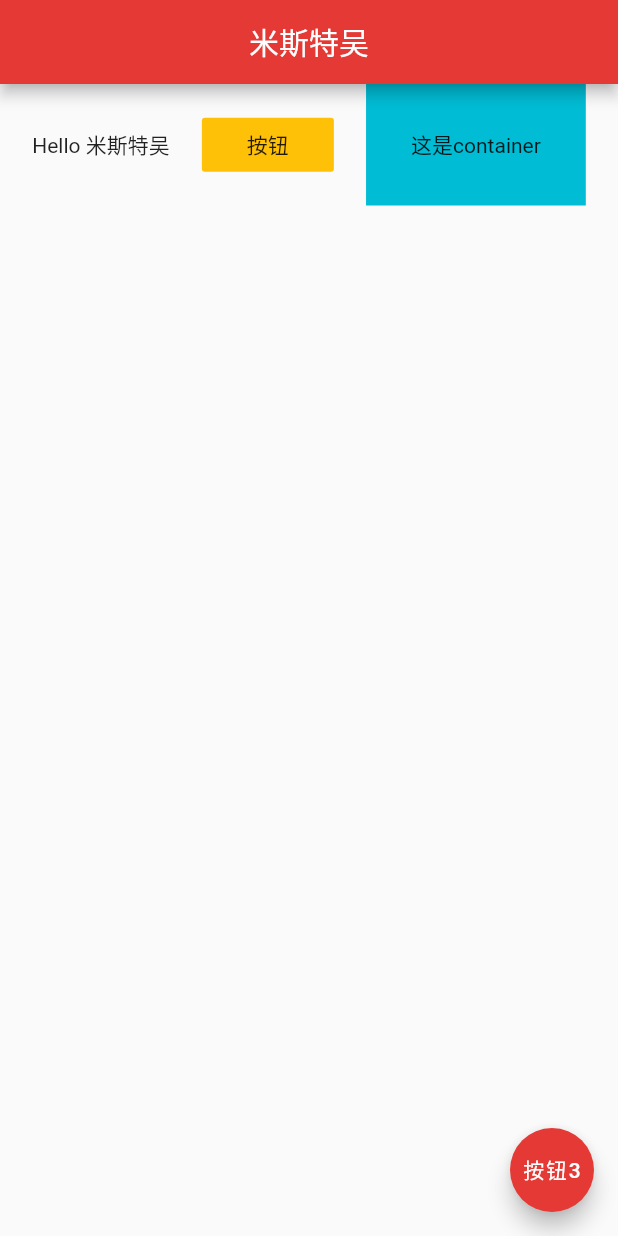
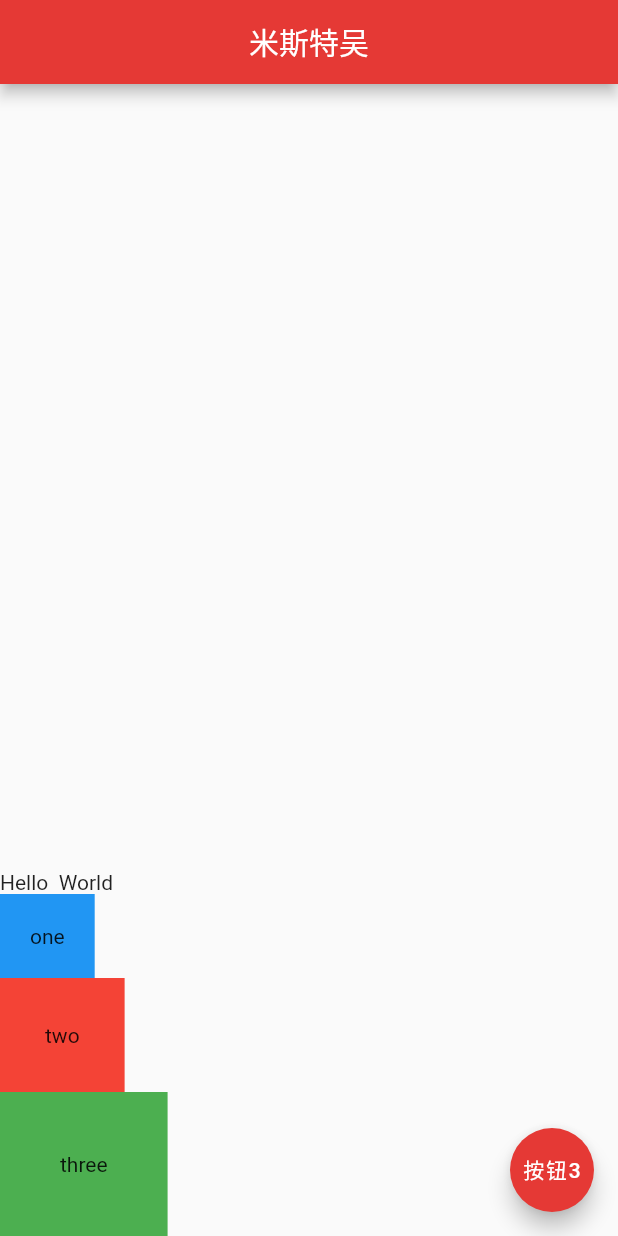
Before and after one commit to hemiahwu/flutter-basic-playlist, a Flutter app: the screen it shows after launch, on a phone screen of 412 x 824 dp. Run offline on Flutter 3.47's test engine with Material 2 defaults, Android fonts, the phone set to English and light mode, and no system bars.

Commit message:
lesson-10

```diff
--- a/lib/main.dart
+++ b/lib/main.dart
@@ -13,21 +13,30 @@ class Home extends StatelessWidget {
         centerTitle: true,
         backgroundColor: Colors.red[600],
       ),
-      body: Row(
-        // 行内摆放: 横向摆放 纵向摆放
-        mainAxisAlignment: MainAxisAlignment.spaceEvenly,
-        crossAxisAlignment: CrossAxisAlignment.center,
+      body: Column(
+        mainAxisAlignment: MainAxisAlignment.end,
+        crossAxisAlignment: CrossAxisAlignment.start,
         children: <Widget>[
-          Text("Hello 米斯特吴"),
-          FlatButton(
-            onPressed: () {},
-            color:Colors.amber,
-            child: Text("按钮"),
+          Row(
+            children: <Widget>[
+              Text("Hello "),
+              Text(" World")
+            ],
           ),
           Container(
-            color: Colors.cyan,
+            padding: EdgeInsets.all(20.0),
+            color: Colors.blue,
+            child: Text('one'),
+          ),
+          Container(
             padding: EdgeInsets.all(30.0),
-            child: Text("这是container"),
+            color: Colors.red,
+            child: Text('two'),
+          ),
+          Container(
+            padding: EdgeInsets.all(40.0),
+            color: Colors.green,
+            child: Text('three'),
           )
         ],
       ),
```
